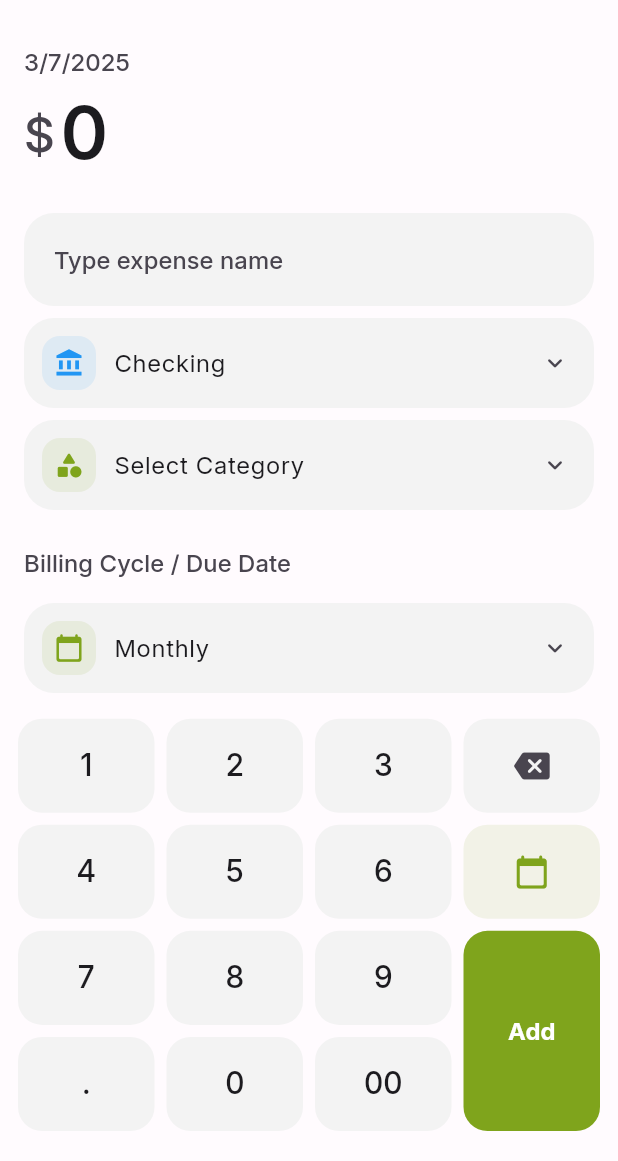
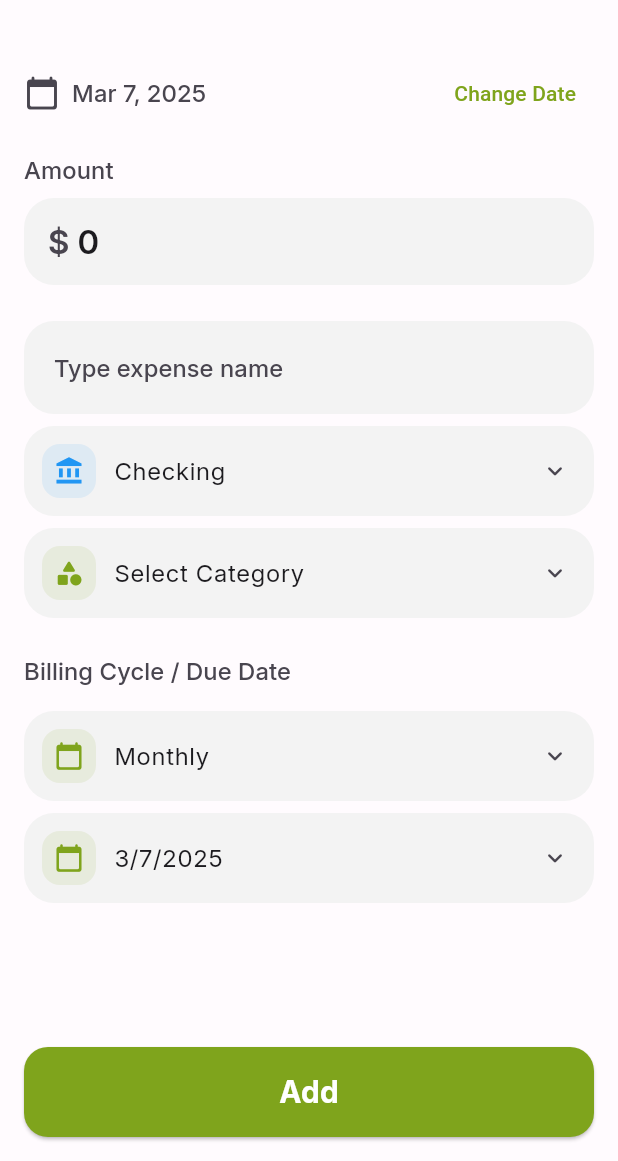
Before and after one commit to 0x6762/kiwi-spending-tracker, a Flutter app: the AddExpenseDialog screen opened directly with empty values, on a phone screen of 412 x 824 dp, the part 75-1236 px from its top. Run offline on Flutter 3.47's test engine with Material 3 defaults, Android fonts, the phone set to English and light mode, and no system bars; our stand-ins replace drift, fl_chart, flutter_svg, package_info_plus, permission_handler, shared_preferences and 1 more; accounts and stored records are empty; generated files the repository leaves out were written again.

Commit message:
Simplify add expense dialog

```diff
--- a/lib/widgets/dialogs/add_expense_dialog.dart
+++ b/lib/widgets/dialogs/add_expense_dialog.dart
@@ -1,4 +1,5 @@
 import 'package:flutter/material.dart';
+import 'package:flutter/services.dart';
 import 'package:uuid/uuid.dart';
 import '../../models/expense.dart';
 import '../../models/expense_category.dart';
@@ -12,9 +13,7 @@ import '../../repositories/account_repository.dart';
 import '../common/app_bar.dart';
 import '../../utils/icons.dart';
 import 'dart:math' as math;
-import '../forms/number_pad.dart';
 import '../forms/expense_form_fields.dart';
-import '../forms/amount_display.dart';
 
 class AddExpenseDialog extends StatefulWidget {
   final ExpenseType type;
@@ -312,52 +311,6 @@ class _AddExpenseDialogState extends State<AddExpenseDialog> {
     Navigator.pop(context);
   }
 
-  void _addDigit(String digit) {
-    setState(() {
-      final currentText = _amountController.text;
-
-      // If current text is '0' and no decimal point, replace the 0
-      if (currentText == '0' && !currentText.contains('.')) {
-        _amountController.text = digit;
-        return;
-      }
-
-      // If we have a decimal point, check number of decimal places
-      if (currentText.contains('.')) {
-        final decimalPlaces = currentText.split('.')[1].length;
-        if (decimalPlaces >= 2) return; // Limit to 2 decimal places
-      }
-
-      _amountController.text += digit;
-    });
-  }
-
-  void _addDoubleZero() {
-    setState(() {
-      if (_amountController.text != '0') {
-        _amountController.text += '00';
-      }
-    });
-  }
-
-  void _addDecimalPoint() {
-    setState(() {
-      if (!_amountController.text.contains('.')) {
-        _amountController.text += '.';
-      }
-    });
-  }
-
-  void _deleteDigit() {
-    setState(() {
-      if (_amountController.text.length > 1) {
-        _amountController.text = _amountController.text.substring(0, _amountController.text.length - 1);
-      } else {
-        _amountController.text = '0';
-      }
-    });
-  }
-
   Future<void> _selectDate() async {
     final DateTime? picked = await showDatePicker(
       context: context,
@@ -408,31 +361,86 @@ class _AddExpenseDialogState extends State<AddExpenseDialog> {
       child: SafeArea(
         child: Scaffold(
           backgroundColor: theme.colorScheme.surface,
-          resizeToAvoidBottomInset: false,
+          resizeToAvoidBottomInset: true,
           appBar: KiwiAppBar(
             backgroundColor: theme.colorScheme.surface,
             title: _getDialogTitle(),
             leading: const Icon(AppIcons.close),
             onLeadingPressed: () => Navigator.pop(context),
           ),
-          body: Column(
+          body: Form(
+            key: _formKey,
+            child: Column(
               children: [
-              // Amount display
-              AmountDisplay(
-                amount: _amountController.text,
-                date: _selectedDate,
-              ),
-
-              // Form fields
                 Expanded(
                   child: SingleChildScrollView(
                     controller: _scrollController,
+                    child: Padding(
+                      padding: const EdgeInsets.all(16.0),
                       child: Column(
+                        crossAxisAlignment: CrossAxisAlignment.start,
                         children: [
-                      Container(
-                        color: theme.colorScheme.surface,
-                        padding: const EdgeInsets.fromLTRB(16, 8, 16, 16),
-                        child: ExpenseFormFields(
+                          // Date selector
+                          Row(
+                            children: [
+                              Icon(
+                                AppIcons.calendar,
+                                color: theme.colorScheme.onSurfaceVariant,
+                              ),
+                              const SizedBox(width: 8),
+                              Text(
+                                _dateFormat.format(_selectedDate),
+                                style: theme.textTheme.titleSmall?.copyWith(
+                                  color: theme.colorScheme.onSurfaceVariant,
+                                ),
+                              ),
+                              const Spacer(),
+                              TextButton(
+                                onPressed: _selectDate,
+                                child: Text('Change Date'),
+                              ),
+                            ],
+                          ),
+                          const SizedBox(height: 16),
+
+                          // Amount field
+                          Text(
+                            'Amount',
+                            style: theme.textTheme.titleSmall?.copyWith(
+                              color: theme.colorScheme.onSurfaceVariant,
+                            ),
+                          ),
+                          const SizedBox(height: 8),
+                          TextFormField(
+                            controller: _amountController,
+                            keyboardType: const TextInputType.numberWithOptions(decimal: true),
+                            inputFormatters: [
+                              FilteringTextInputFormatter.allow(RegExp(r'^\d*\.?\d{0,2}')),
+                            ],
+                            decoration: InputDecoration(
+                              prefixText: '\$ ',
+                              filled: true,
+                              fillColor: theme.colorScheme.surfaceContainer,
+                              border: OutlineInputBorder(
+                                borderRadius: BorderRadius.circular(20),
+                                borderSide: BorderSide.none,
+                              ),
+                            ),
+                            style: theme.textTheme.titleLarge?.copyWith(
+                              color: theme.colorScheme.onSurface,
+                              fontWeight: FontWeight.w600,
+                            ),
+                            validator: (value) {
+                              if (value == null || value.isEmpty || value == '0') {
+                                return 'Please enter an amount';
+                              }
+                              return null;
+                            },
+                          ),
+                          const SizedBox(height: 24),
+
+                          // Form fields
+                          ExpenseFormFields(
                             titleController: _titleController,
                             selectedCategory: _selectedCategoryInfo,
                             selectedAccount: _selectedAccount,
@@ -483,30 +491,40 @@ class _AddExpenseDialogState extends State<AddExpenseDialog> {
                               }
                             },
                           ),
-                      ),
                         ],
                       ),
                     ),
                   ),
+                ),
 
-              // Number pad
+                // Add button
                 Container(
-                color: theme.colorScheme.surface,
-                padding: const EdgeInsets.fromLTRB(8, 8, 8, 16),
-                child: NumberPad(
-                  onDigitPressed: _addDigit,
-                  onDecimalPointPressed: _addDecimalPoint,
-                  onDoubleZeroPressed: _addDoubleZero,
-                  onBackspacePressed: _deleteDigit,
-                  onDatePressed: _selectDate,
-                  onSubmitPressed: _submit,
-                  submitButtonText: widget.expense != null ? 'Update' : 'Add',
+                  width: double.infinity,
+                  padding: const EdgeInsets.all(16.0),
+                  child: ElevatedButton(
+                    onPressed: _submit,
+                    style: ElevatedButton.styleFrom(
+                      backgroundColor: theme.colorScheme.primary,
+                      foregroundColor: theme.colorScheme.onPrimary,
+                      padding: const EdgeInsets.symmetric(vertical: 16),
+                      shape: RoundedRectangleBorder(
+                        borderRadius: BorderRadius.circular(16),
+                      ),
+                    ),
+                    child: Text(
+                      widget.expense != null ? 'Update' : 'Add',
+                      style: theme.textTheme.titleMedium?.copyWith(
+                        color: theme.colorScheme.onPrimary,
+                        fontWeight: FontWeight.bold,
+                      ),
+                    ),
                   ),
                 ),
               ],
             ),
           ),
         ),
+      ),
     );
   }
 }
```
Lines whose indentation alone changed are shown as unchanged.
